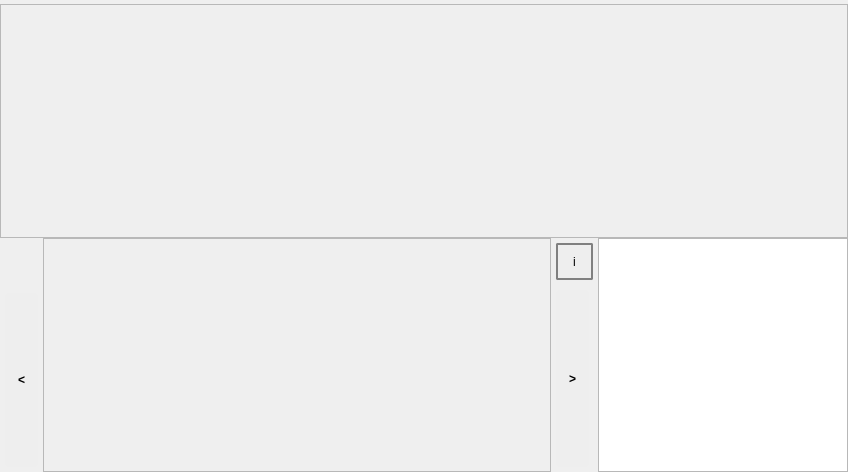
Above: fim/gui/fim_dockwidget_base.ui from b-lack/qgis-fim-plugin before the change. Below: the same form after it.
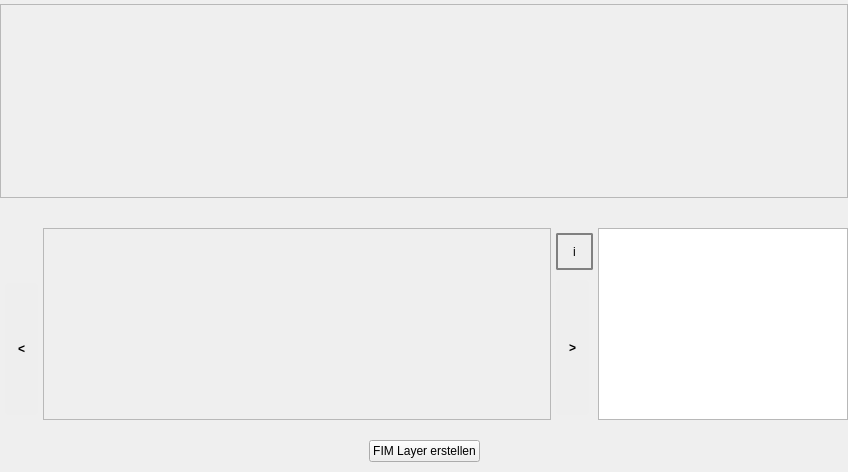
That is the form after the change.

Patch:
```diff
--- a/fim/gui/fim_dockwidget_base.ui
+++ b/fim/gui/fim_dockwidget_base.ui
@@ -18,8 +18,8 @@
   </property>
   <property name="minimumSize">
    <size>
-    <width>400</width>
-    <height>297</height>
+    <width>416</width>
+    <height>401</height>
    </size>
   </property>
   <property name="maximumSize">
@@ -171,7 +171,7 @@
          <x>0</x>
          <y>0</y>
          <width>846</width>
-         <height>222</height>
+         <height>165</height>
         </rect>
        </property>
        <property name="sizePolicy">
@@ -223,7 +223,7 @@
         <number>0</number>
        </property>
        <property name="topMargin">
-        <number>0</number>
+        <number>30</number>
        </property>
        <property name="rightMargin">
         <number>0</number>
@@ -305,7 +305,7 @@
               <x>0</x>
               <y>0</y>
               <width>500</width>
-              <height>219</height>
+              <height>190</height>
              </rect>
             </property>
             <property name="styleSheet">
@@ -412,6 +412,70 @@
       </layout>
      </widget>
     </item>
+    <item>
+     <widget class="QWidget" name="create_FIM_layer_widget" native="true">
+      <layout class="QGridLayout" name="create_FIM_layer">
+       <property name="topMargin">
+        <number>10</number>
+       </property>
+       <property name="bottomMargin">
+        <number>10</number>
+       </property>
+       <item row="0" column="0">
+        <layout class="QHBoxLayout" name="horizontalLayout_2">
+         <property name="topMargin">
+          <number>10</number>
+         </property>
+         <item>
+          <spacer name="horizontalSpacer">
+           <property name="orientation">
+            <enum>Qt::Horizontal</enum>
+           </property>
+           <property name="sizeHint" stdset="0">
+            <size>
+             <width>40</width>
+             <height>20</height>
+            </size>
+           </property>
+          </spacer>
+         </item>
+         <item>
+          <widget class="QPushButton" name="create_fim_layer_btn">
+           <property name="styleSheet">
+            <string notr="true">QToolButton{
+	border: 2px solid #333;
+	color: #555;
+	margin: 0 5px;
+	padding: 5px;
+}
+QToolButton:enabled{
+	background-color: green;
+	color: #fff;
+}</string>
+           </property>
+           <property name="text">
+            <string>FIM Layer erstellen</string>
+           </property>
+          </widget>
+         </item>
+         <item>
+          <spacer name="horizontalSpacer_2">
+           <property name="orientation">
+            <enum>Qt::Horizontal</enum>
+           </property>
+           <property name="sizeHint" stdset="0">
+            <size>
+             <width>40</width>
+             <height>20</height>
+            </size>
+           </property>
+          </spacer>
+         </item>
+        </layout>
+       </item>
+      </layout>
+     </widget>
+    </item>
    </layout>
   </widget>
  </widget>
```
Left out of the diff: 3 changed lines with no effect on the pictures.
